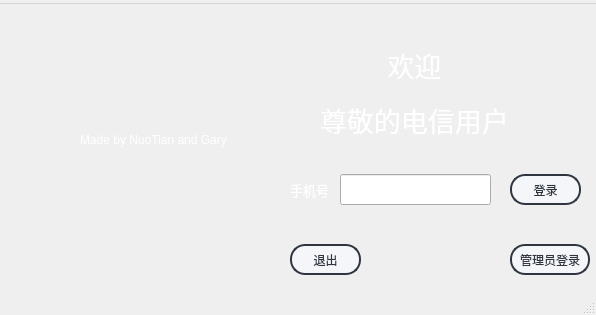
The window that qt03/mainwindow.ui (s235784/ProgramDesign) describes before a commit, drawn with Qt 5.
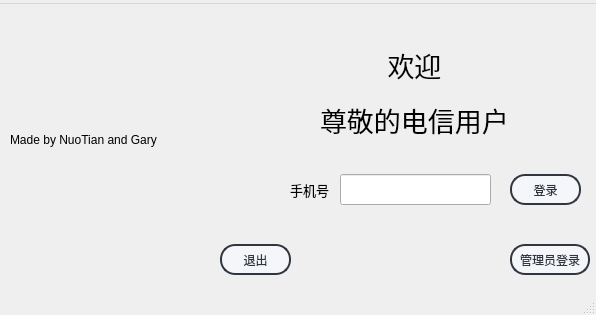
The same window after the commit. Icons and pictures are not drawn.

Diff of the .ui file:
```diff
--- a/qt03/mainwindow.ui
+++ b/qt03/mainwindow.ui
@@ -36,8 +36,7 @@
     </property>
     <property name="styleSheet">
      <string notr="true">
-color: rgb(255, 255, 255);
-</string>
+color: rgb(0,0,0);</string>
     </property>
     <property name="text">
      <string> 欢迎</string>
@@ -59,8 +58,7 @@
     </property>
     <property name="styleSheet">
      <string notr="true">
-color: rgb(255, 255, 255);
-</string>
+color: rgb(0,0,0);</string>
     </property>
     <property name="text">
      <string>尊敬的电信用户</string>
@@ -69,7 +67,7 @@
    <widget class="QPushButton" name="pushButton_exit">
     <property name="geometry">
      <rect>
-      <x>290</x>
+      <x>220</x>
       <y>240</y>
       <width>71</width>
       <height>31</height>
@@ -183,7 +181,7 @@
    <widget class="QLabel" name="label_3">
     <property name="geometry">
      <rect>
-      <x>80</x>
+      <x>10</x>
       <y>120</y>
       <width>191</width>
       <height>31</height>
@@ -191,7 +189,7 @@
     </property>
     <property name="styleSheet">
      <string notr="true">
-color: rgb(255, 255, 255);</string>
+color: rgb(0,0,0);</string>
     </property>
     <property name="text">
      <string>Made by NuoTian and Gary</string>
@@ -213,8 +211,7 @@
     </property>
     <property name="styleSheet">
      <string notr="true">
-color: rgb(255, 255, 255);
-</string>
+color: rgb(0,0,0);</string>
     </property>
     <property name="text">
      <string>手机号</string>
```
Left out of the diff: 16 changed lines with no effect on the pictures.
